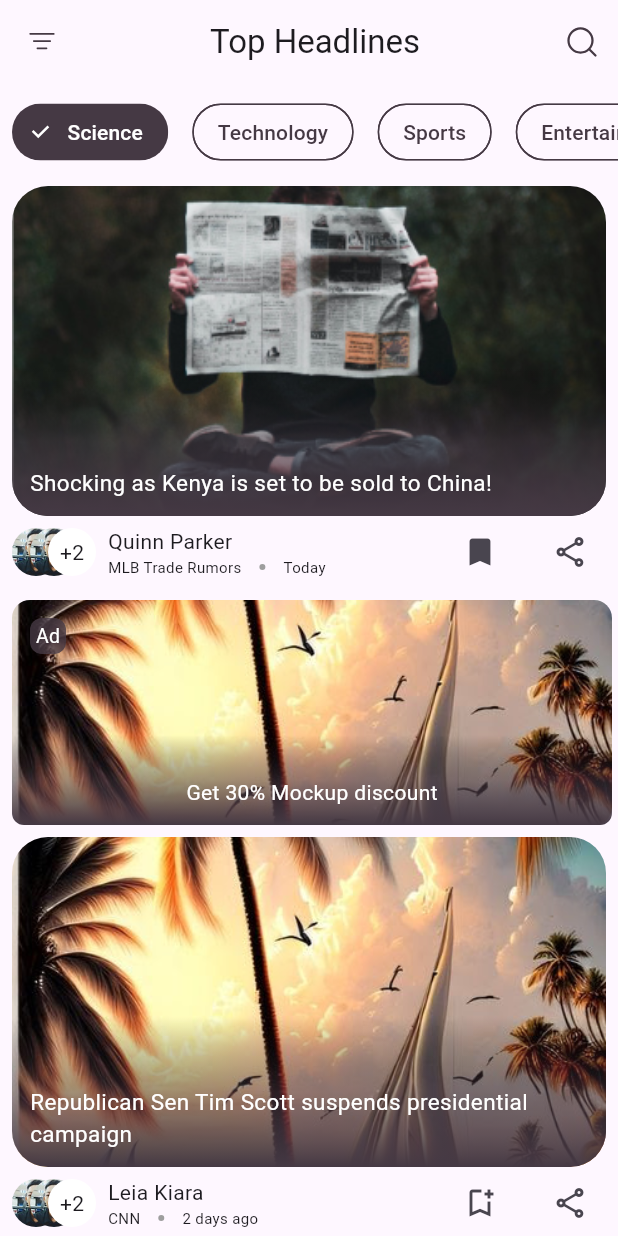
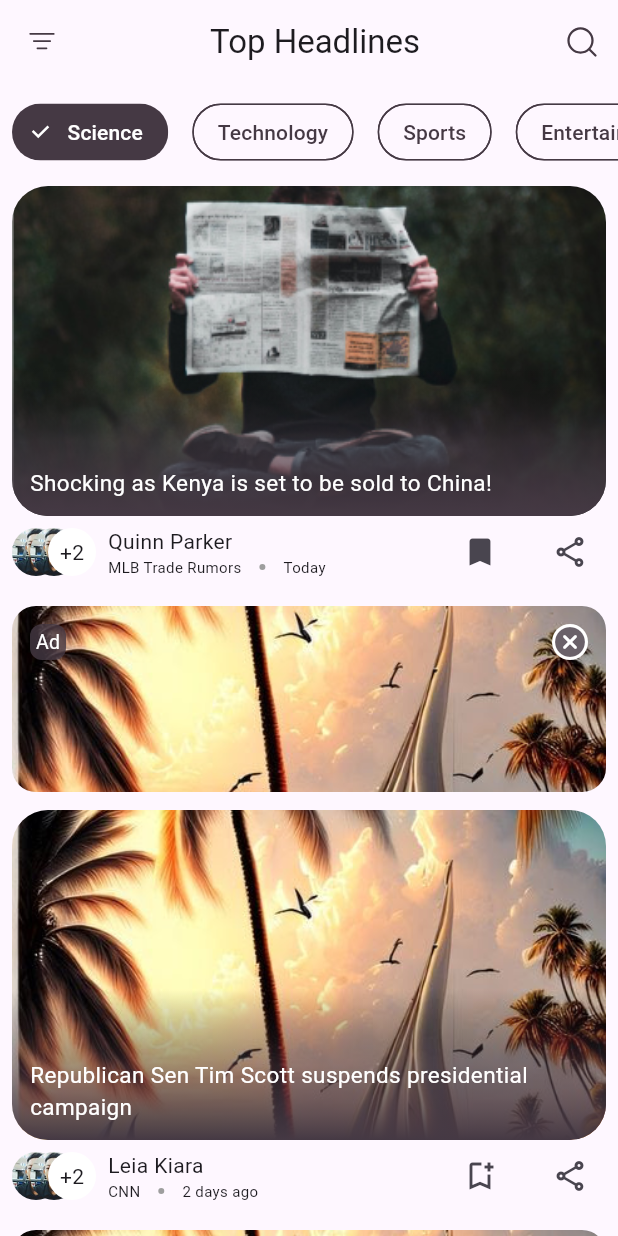
Before and after one commit to Ericgacoki/flutter_news, a Flutter app: the screen it shows after launch, on a phone screen of 412 x 824 dp. Run offline on Flutter 3.47's test engine with Material 3 defaults, Android fonts, the phone set to English and light mode, and no system bars; our stand-ins replace flutter_svg; missing offline and left inert: top_modal_sheet.

Commit message:
remove ad text

```diff
--- a/lib/components/ad_item.dart
+++ b/lib/components/ad_item.dart
@@ -1,26 +1,26 @@
 import 'package:flutter/material.dart';
 
+// TODO: Try Video Ads 💀
 class AdItem extends StatelessWidget {
-  const AdItem({super.key});
+  const AdItem({super.key, required this.imageUrl});
 
-  // TODO: Add required fields
+  final String imageUrl;
 
   @override
   Widget build(BuildContext context) {
     return Container(
-        height: 150,
-        width: 300,
-        margin: const EdgeInsets.only(left: 8, right: 4, top: 4, bottom: 4),
+      height: 124,
+      width: double.maxFinite,
+      margin: const EdgeInsets.all(8),
       decoration: BoxDecoration(
-          borderRadius: BorderRadius.circular(12),
-          image: const DecorationImage(
-              image: AssetImage("assets/images/wallpaper.jpg"),
-              fit: BoxFit.cover),
+        borderRadius: BorderRadius.circular(16),
+        image: DecorationImage(image: AssetImage(imageUrl), fit: BoxFit.cover),
       ),
-        child: Column(
+      child: Row(
         mainAxisAlignment: MainAxisAlignment.spaceBetween,
         crossAxisAlignment: CrossAxisAlignment.start,
         children: [
+          // Ad text
           Padding(
             padding: const EdgeInsets.all(12),
             child: Container(
@@ -37,32 +37,22 @@ class AdItem extends StatelessWidget {
                       fontWeight: FontWeight.w400)),
             ),
           ),
-            Container(
-              height: 60,
-              alignment: Alignment.bottomCenter,
-              decoration: BoxDecoration(
-                gradient: LinearGradient(colors: [
-                  Colors.transparent,
-                  const Color(0xFF453944).withOpacity(.5),
-                  const Color(0xFF453944),
-                ], begin: Alignment.topCenter, end: Alignment.bottomCenter),
-                borderRadius: const BorderRadius.only(
-                    bottomLeft: Radius.circular(8),
-                    bottomRight: Radius.circular(8)),
-              ),
-              child: const Padding(
-                padding: EdgeInsets.all(12),
-                child: Text(
-                  "Get 30% Mockup discount",
-                  maxLines: 1,
-                  overflow: TextOverflow.ellipsis,
-                  style: TextStyle(
-                      fontSize: 14,
+
+          // Cancel button (requires premium)
+          Padding(
+            padding: const EdgeInsets.all(12),
+            child: Container(
+              height: 24,
+              width: 24,
+              alignment: Alignment.center,
+              decoration: const BoxDecoration(
                   color: Colors.white,
-                      fontWeight: FontWeight.w400),
+                  borderRadius: BorderRadius.all(Radius.circular(24))),
+              child: Icon(
+                  Icons.cancel_rounded,
+                  color: const Color(0xFF453944).withOpacity(.8)),
             ),
           ),
-            )
         ],
       ),
     );
```
Lines whose indentation alone changed are shown as unchanged.
